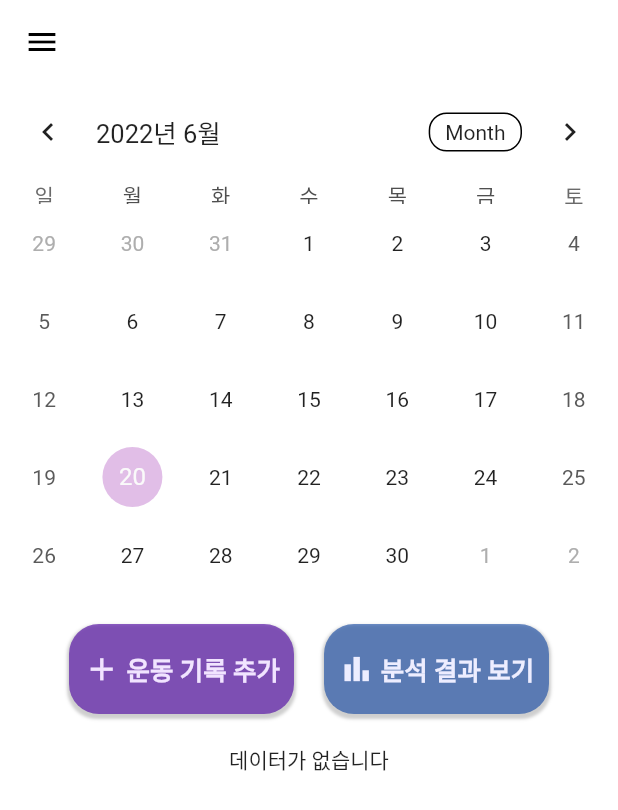
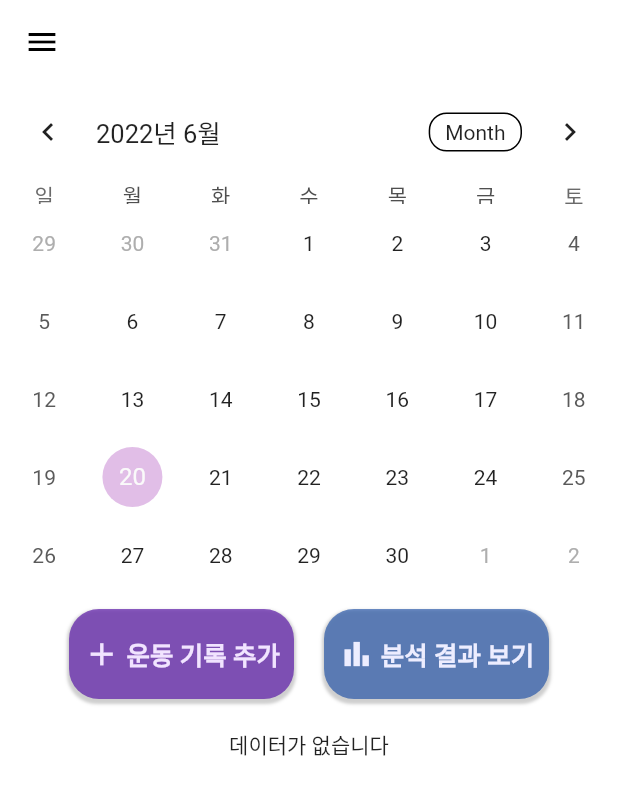
Before and after one commit to Team3Joe/smart_fitness_partner, a Flutter app: the Calender screen opened by its route, on a phone screen of 412 x 824 dp. Shown: the top 810 px of the screen. Run offline on Flutter 3.47's test engine with Material 2 defaults, Android fonts, the phone set to English and light mode, and no system bars; drawn by our look-alikes of table_calendar; our stand-ins replace card_loading, chat_bubbles, easy_splash_screen, fl_chart, get, google_maps_flutter and 2 more; missing offline and left inert: animated_card, favorite_button, reveal_card; accounts and stored records are empty; network calls fail.

Commit message:
함수 _제거

```diff
--- a/korean_fitness/lib/Calendar/calender.dart
+++ b/korean_fitness/lib/Calendar/calender.dart
@@ -70,7 +70,7 @@ class _CalenderState extends State<Calender> {
     getAnalysisData();
   }
 
-  GoogleSignIn _googleSignIn = GoogleSignIn(
+  GoogleSignIn googleSignIn = GoogleSignIn(
     // Optional clientId
     // clientId: '479882132969-9i9aqik3jfjd7qhci1nqf0bm2g71rm1u.apps.googleusercontent.com',
     scopes: <String>[
@@ -85,7 +85,7 @@ class _CalenderState extends State<Calender> {
       appBar: AppBar(
         backgroundColor: Colors.white,
         foregroundColor: Colors.black,
-           elevation: 0,
+        elevation: 0,
       ),
       backgroundColor: Colors.white,
       body: SingleChildScrollView(
@@ -159,7 +159,7 @@ class _CalenderState extends State<Calender> {
               mainAxisAlignment: MainAxisAlignment.center,
               children: [
                 const SizedBox(
-                  height: 20,
+                  height: 10,
                 ),
                 Row(
                   mainAxisAlignment: MainAxisAlignment.center,
@@ -524,7 +524,7 @@ class _CalenderState extends State<Calender> {
                 final SharedPreferences sharedPreferences =
                     await SharedPreferences.getInstance();
                 sharedPreferences.remove("id");
-                _handleSignOut();
+                handleSignOut();
                 Navigator.pushNamed(context, '/Log_in');
               },
               leading: const Icon(
@@ -584,8 +584,6 @@ class _CalenderState extends State<Calender> {
       getAnalysisDataAllDate();
     });
   }
-
-
 
   Future getAnalysisDataAllDate() async {
     allAnalysisData.clear();
@@ -684,7 +682,7 @@ class _CalenderState extends State<Calender> {
     }
   }
 
-  Future<void> _handleSignOut() => _googleSignIn.disconnect();
+  Future<void> handleSignOut() => googleSignIn.disconnect();
 
   Future getData() async {
     final SharedPreferences sharedPreferences =
```
